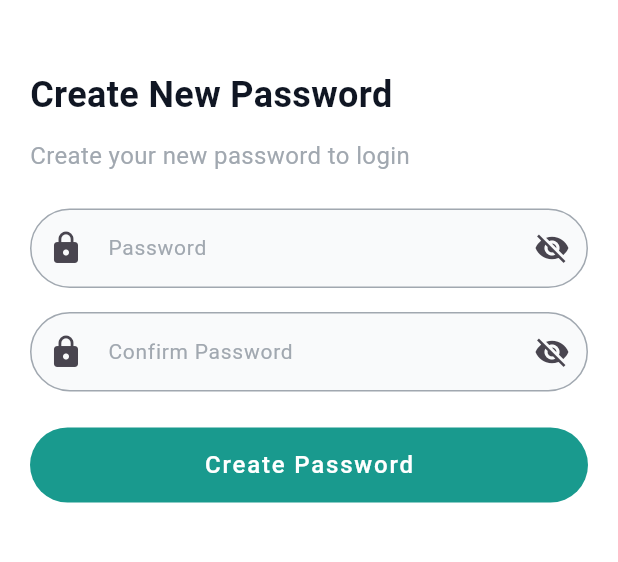
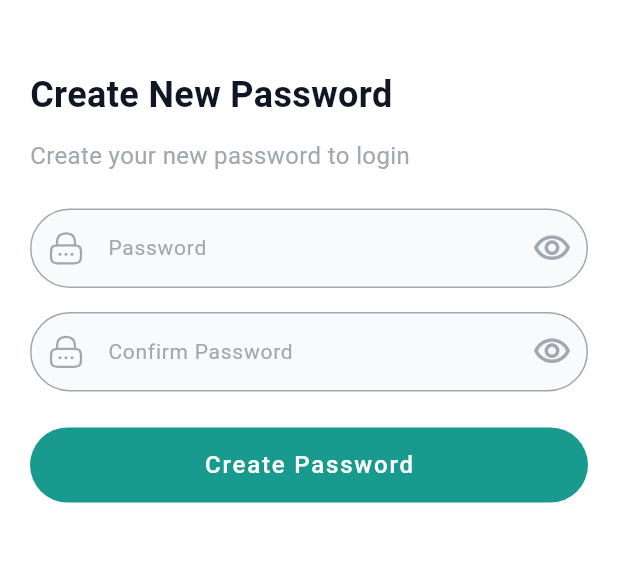
Before and after one commit to PriyankaMakwana810/medics, a Flutter app: the ChangePasswordView screen opened by its route, on a phone screen of 412 x 824 dp, the part 60-622 px from its top. Run offline on Flutter 3.47's test engine with Material 3 defaults, Android fonts, the light colour scheme and no system bars; our stand-ins replace connectivity_plus, flutter_rating_bar, flutter_svg, geocoding, geolocator, get and 5 more; accounts and stored records are empty.

Commit message:
- icon changes

```diff
--- a/lib/config/app_assets.dart
+++ b/lib/config/app_assets.dart
@@ -29,9 +29,11 @@ abstract class SVGAssets {
   static const bookmark = 'assets/svgs/bookmark.svg';
 
   static const v_ic_email = 'assets/svgs/v_ic_email.svg';
+  static const v_ic_email_primary = 'assets/svgs/v_ic_email_primary.svg';
   static const v_ic_password = 'assets/svgs/v_ic_password.svg';
   static const v_ic_password_hide = 'assets/svgs/v_ic_eye_slash.svg';
   static const v_ic_user = 'assets/svgs/v_ic_user.svg';
+  static const v_ic_call = 'assets/svgs/v_ic_call.svg';
 
   static const v_ic_google = 'assets/svgs/v_ic_google.svg';
   static const v_ic_apple = 'assets/svgs/v_ic_apple.svg';
--- a/lib/views/reset_password/new_password_view.dart
+++ b/lib/views/reset_password/new_password_view.dart
@@ -1,5 +1,7 @@
 import 'package:flutter/material.dart';
+import 'package:flutter_svg/flutter_svg.dart';
 import 'package:get/get.dart';
+import 'package:medics/config/app_assets.dart';
 import 'package:medics/views/reset_password/reset_password_controller.dart';
 
 import '../../config/app_dimention.dart';
@@ -36,23 +38,31 @@ class ChangePasswordView extends StatelessWidget {
               const SizedBox(height: 24),
               Obx(() => TextField(
                     obscureText: !controller.isPasswordVisible.value,
-                style: TextStyle(
-                    fontSize: Dimensions.fontSizeDefault,
-                    color: textColor,
-                    fontWeight: FontWeight.normal),
+                    style: TextStyle(
+                        fontSize: Dimensions.fontSizeDefault,
+                        color: textColor,
+                        fontWeight: FontWeight.normal),
                     onChanged: (value) => controller.password.value = value,
-                keyboardType:  TextInputType.visiblePassword,
+                    keyboardType: TextInputType.visiblePassword,
                     decoration: InputDecoration(
                       hintText: 'Password',
                       hintStyle: const TextStyle(
-                          fontSize: Dimensions.fontSizeDefault, color: textColorDisable),
+                          fontSize: Dimensions.fontSizeDefault,
+                          color: textColorDisable),
                       filled: true,
                       fillColor: textFieldFilled,
-                      prefixIcon: const Icon(Icons.lock),
+                      prefixIcon: Padding(
+                        padding: const EdgeInsets.all(12.0),
+                        child: SvgPicture.asset(SVGAssets.v_ic_password),
+                      ),
                       suffixIcon: IconButton(
-                        icon: Icon(controller.isPasswordVisible.value
+                        icon: controller.isPasswordVisible.value
+                            ? SvgPicture.asset(SVGAssets.v_ic_password_hide)
+                            : Icon(Icons.visibility_outlined,
+                                color: textColorDisable, size: 26),
+                        /*Icon(controller.isPasswordVisible.value
                             ? Icons.visibility
-                            : Icons.visibility_off),
+                            : Icons.visibility_off),*/
                         onPressed: controller.togglePasswordVisibility,
                       ),
                       focusedBorder: OutlineInputBorder(
@@ -79,18 +89,26 @@ class ChangePasswordView extends StatelessWidget {
                         fontWeight: FontWeight.normal),
                     onChanged: (value) =>
                         controller.confirmPassword.value = value,
-                    keyboardType:  TextInputType.visiblePassword,
+                    keyboardType: TextInputType.visiblePassword,
                     decoration: InputDecoration(
                       hintText: 'Confirm Password',
                       hintStyle: const TextStyle(
-                          fontSize: Dimensions.fontSizeDefault, color: textColorDisable),
+                          fontSize: Dimensions.fontSizeDefault,
+                          color: textColorDisable),
                       filled: true,
                       fillColor: textFieldFilled,
-                      prefixIcon: const Icon(Icons.lock),
+                      prefixIcon: Padding(
+                        padding: const EdgeInsets.all(12.0),
+                        child: SvgPicture.asset(SVGAssets.v_ic_password),
+                      ),
                       suffixIcon: IconButton(
-                        icon: Icon(controller.isConfirmPasswordVisible.value
+                        icon: controller.isConfirmPasswordVisible.value
+                            ? SvgPicture.asset(SVGAssets.v_ic_password_hide)
+                            : Icon(Icons.visibility_outlined,
+                            color: textColorDisable, size: 26),
+                        /*Icon(controller.isPasswordVisible.value
                             ? Icons.visibility
-                            : Icons.visibility_off),
+                            : Icons.visibility_off),*/
                         onPressed: controller.toggleConfirmPasswordVisibility,
                       ),
                       focusedBorder: OutlineInputBorder(
@@ -117,8 +135,7 @@ class ChangePasswordView extends StatelessWidget {
                       builder: (BuildContext context) {
                         return SuccessDialog(
                           title: 'Success',
-                          message:
-                              'You have successfully reset your password.',
+                          message: 'You have successfully reset your password.',
                           buttonText: 'Login',
                           onPressed: () {
                             controller.onLoginButtonTap();
```
Also changed, not shown: lib/views/login/login_view.dart (+4 -4 lines), lib/views/reset_password/code_verification_view.dart (+22 -4 lines), lib/views/reset_password/reset_password_controller.dart (+36 -7 lines), lib/views/reset_password/reset_password_view.dart (+12 -9 lines), lib/views/sign_up/signup_view.dart (+8 -5 lines), assets/svgs/v_ic_call.svg (added), assets/svgs/v_ic_email_primary.svg (added).
